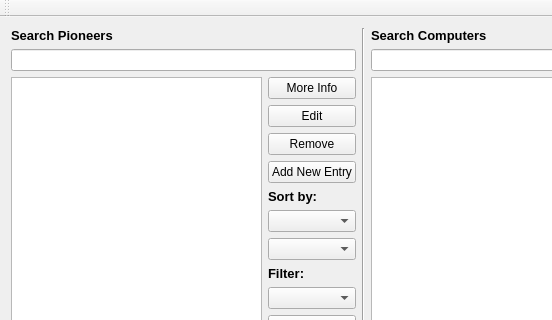
Old version of the form vika3/mainwindow.ui in the repository hlynurstef/Verklegt-namskeid-1-vika-3; both pictures show x 0 to 552 and y 0 to 320 of the 727 by 591 pixel window.
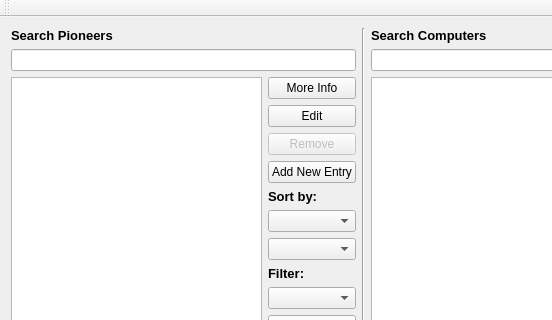
New version of the form.

The edit to the form file:
```diff
--- a/vika3/mainwindow.ui
+++ b/vika3/mainwindow.ui
@@ -68,7 +68,10 @@
              </widget>
             </item>
             <item>
-             <widget class="QPushButton" name="pushButton_pioneers_remove">
+             <widget class="QPushButton" name="button_remove_pioneer">
+              <property name="enabled">
+               <bool>false</bool>
+              </property>
               <property name="statusTip">
                <string>Remove selected Pioneer</string>
               </property>
```
Left out of the diff: 5 changed lines with no effect on the pictures.
